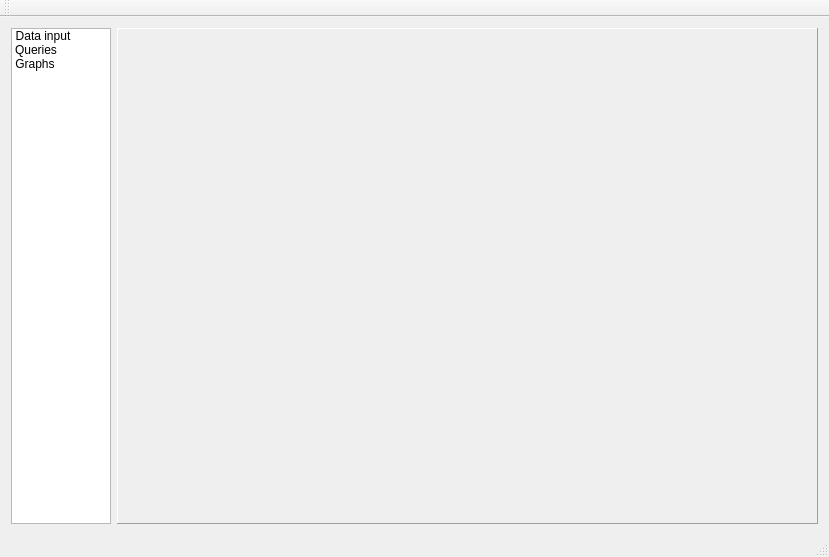
Before: the Qt Designer form gtes_starts/main_window.ui in olgerd27/gtes_starts, drawn with Qt 5.
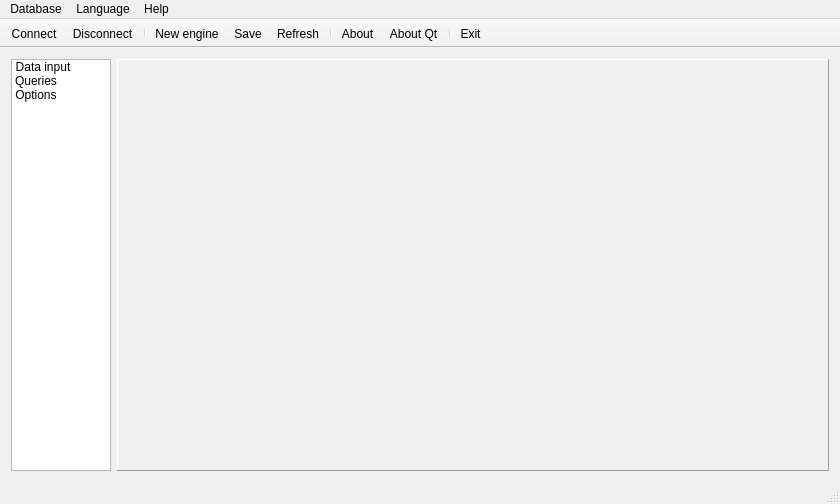
After: the same form once the commit is applied. Icons and pictures are not drawn. Custom widgets are drawn as their Qt base class.

What changed in the file:
```diff
--- a/gtes_starts/main_window.ui
+++ b/gtes_starts/main_window.ui
@@ -6,13 +6,19 @@
    <rect>
     <x>0</x>
     <y>0</y>
-    <width>829</width>
-    <height>557</height>
+    <width>840</width>
+    <height>504</height>
    </rect>
   </property>
   <property name="windowTitle">
    <string>MainWindow</string>
   </property>
+  <property name="locale">
+   <locale language="Russian" country="Ukraine"/>
+  </property>
+  <property name="toolButtonStyle">
+   <enum>Qt::ToolButtonTextUnderIcon</enum>
+  </property>
   <widget class="QWidget" name="centralWidget">
    <layout class="QHBoxLayout" name="horizontalLayout">
     <item>
@@ -23,29 +29,23 @@
         <verstretch>0</verstretch>
        </sizepolicy>
       </property>
-      <property name="minimumSize">
-       <size>
-        <width>100</width>
-        <height>320</height>
-       </size>
+      <property name="locale">
+       <locale language="Russian" country="Ukraine"/>
       </property>
-      <property name="maximumSize">
-       <size>
-        <width>100</width>
-        <height>16777215</height>
-       </size>
+      <property name="sizeAdjustPolicy">
+       <enum>QAbstractScrollArea::AdjustToContents</enum>
       </property>
       <property name="iconSize">
        <size>
-        <width>70</width>
-        <height>64</height>
+        <width>50</width>
+        <height>50</height>
        </size>
       </property>
       <property name="movement">
        <enum>QListView::Static</enum>
       </property>
-      <property name="resizeMode">
-       <enum>QListView::Adjust</enum>
+      <property name="flow">
+       <enum>QListView::TopToBottom</enum>
       </property>
       <property name="spacing">
        <number>12</number>
@@ -94,7 +94,7 @@
       </item>
       <item>
        <property name="text">
-        <string>Graphs</string>
+        <string>Options</string>
        </property>
        <property name="toolTip">
         <string>&lt;html&gt;&lt;head/&gt;&lt;body&gt;&lt;p&gt;Show the &lt;span style=&quot; font-weight:600;&quot;&gt;Graphs&lt;/span&gt; plotting panel&lt;/p&gt;&lt;/body&gt;&lt;/html&gt;</string>
@@ -138,22 +138,195 @@
     <rect>
      <x>0</x>
      <y>0</y>
-     <width>829</width>
+     <width>840</width>
      <height>20</height>
     </rect>
    </property>
+   <widget class="QMenu" name="m_menuHelp">
+    <property name="title">
+     <string>Help</string>
+    </property>
+    <addaction name="m_actAboutApp"/>
+    <addaction name="m_actAboutQt"/>
+   </widget>
+   <widget class="QMenu" name="m_menuLanguage">
+    <property name="title">
+     <string>Language</string>
+    </property>
+    <addaction name="m_actEnglish"/>
+    <addaction name="m_actUkrainian"/>
+    <addaction name="m_actRussian"/>
+   </widget>
+   <widget class="QMenu" name="m_menuDatabase">
+    <property name="title">
+     <string>Database</string>
+    </property>
+    <addaction name="m_actConnectToDB"/>
+    <addaction name="m_actDisconnectFromDB"/>
+    <addaction name="separator"/>
+    <addaction name="m_actNewEngine"/>
+    <addaction name="m_actSave"/>
+    <addaction name="m_actRefresh"/>
+   </widget>
+   <addaction name="m_menuDatabase"/>
+   <addaction name="m_menuLanguage"/>
+   <addaction name="m_menuHelp"/>
   </widget>
-  <widget class="QToolBar" name="mainToolBar">
+  <widget class="QToolBar" name="m_mainToolBar">
+   <property name="movable">
+    <bool>false</bool>
+   </property>
+   <property name="allowedAreas">
+    <set>Qt::AllToolBarAreas</set>
+   </property>
+   <property name="iconSize">
+    <size>
+     <width>21</width>
+     <height>21</height>
+    </size>
+   </property>
+   <property name="toolButtonStyle">
+    <enum>Qt::ToolButtonTextUnderIcon</enum>
+   </property>
    <attribute name="toolBarArea">
     <enum>TopToolBarArea</enum>
    </attribute>
    <attribute name="toolBarBreak">
     <bool>false</bool>
    </attribute>
+   <addaction name="m_actConnectToDB"/>
+   <addaction name="m_actDisconnectFromDB"/>
+   <addaction name="separator"/>
+   <addaction name="m_actNewEngine"/>
+   <addaction name="m_actSave"/>
+   <addaction name="m_actRefresh"/>
+   <addaction name="separator"/>
+   <addaction name="m_actAboutApp"/>
+   <addaction name="m_actAboutQt"/>
+   <addaction name="separator"/>
+   <addaction name="m_actExit"/>
   </widget>
   <widget class="QStatusBar" name="statusBar"/>
+  <action name="m_actNewEngine">
+   <property name="icon">
+    <iconset resource="images_resources.qrc">
+     <normaloff>:/images/Add.png</normaloff>:/images/Add.png</iconset>
+   </property>
+   <property name="text">
+    <string>New engine</string>
+   </property>
+   <property name="toolTip">
+    <string>Create a new engine</string>
+   </property>
+  </action>
+  <action name="m_actSave">
+   <property name="icon">
+    <iconset resource="images_resources.qrc">
+     <normaloff>:/images/filesave2.png</normaloff>:/images/filesave2.png</iconset>
+   </property>
+   <property name="text">
+    <string>Save</string>
+   </property>
+   <property name="toolTip">
+    <string>Save inputed data in the database</string>
+   </property>
+  </action>
+  <action name="m_actRefresh">
+   <property name="icon">
+    <iconset resource="images_resources.qrc">
+     <normaloff>:/images/1438203865_gtk-refresh.png</normaloff>:/images/1438203865_gtk-refresh.png</iconset>
+   </property>
+   <property name="text">
+    <string>Refresh</string>
+   </property>
+   <property name="toolTip">
+    <string>Refresh data in the application</string>
+   </property>
+  </action>
+  <action name="m_actAboutApp">
+   <property name="icon">
+    <iconset resource="images_resources.qrc">
+     <normaloff>:/images/document-properties.png</normaloff>:/images/document-properties.png</iconset>
+   </property>
+   <property name="text">
+    <string>About</string>
+   </property>
+   <property name="toolTip">
+    <string>Show information about this application</string>
+   </property>
+  </action>
+  <action name="m_actAboutQt">
+   <property name="icon">
+    <iconset resource="images_resources.qrc">
+     <normaloff>:/images/qt-logo_1.png</normaloff>:/images/qt-logo_1.png</iconset>
+   </property>
+   <property name="text">
+    <string>About Qt</string>
+   </property>
+   <property name="toolTip">
+    <string>Show information about Qt</string>
+   </property>
+  </action>
+  <action name="m_actEnglish">
+   <property name="text">
+    <string>English</string>
+   </property>
+  </action>
+  <action name="m_actUkrainian">
+   <property name="text">
+    <string>Ukrainian</string>
+   </property>
+  </action>
+  <action name="m_actRussian">
+   <property name="text">
+    <string>Russian</string>
+   </property>
+  </action>
+  <action name="m_actConnectToDB">
+   <property name="icon">
+    <iconset resource="images_resources.qrc">
+     <normaloff>:/images/db.mgmt.Connection.32x32.png</normaloff>:/images/db.mgmt.Connection.32x32.png</iconset>
+   </property>
+   <property name="text">
+    <string>Connect</string>
+   </property>
+   <property name="toolTip">
+    <string>Connect to the database</string>
+   </property>
+  </action>
+  <action name="m_actDisconnectFromDB">
+   <property name="icon">
+    <iconset resource="images_resources.qrc">
+     <normaloff>:/images/Error_Symbol.png</normaloff>:/images/Error_Symbol.png</iconset>
+   </property>
+   <property name="text">
+    <string>Disconnect</string>
+   </property>
+   <property name="toolTip">
+    <string>Disconnect from the database</string>
+   </property>
+  </action>
+  <action name="m_actExit">
+   <property name="icon">
+    <iconset resource="images_resources.qrc">
+     <normaloff>:/images/gnome-shutdown.png</normaloff>:/images/gnome-shutdown.png</iconset>
+   </property>
+   <property name="text">
+    <string>Exit</string>
+   </property>
+   <property name="toolTip">
+    <string>Exit from the application</string>
+   </property>
+  </action>
  </widget>
  <layoutdefault spacing="6" margin="11"/>
+ <customwidgets>
+  <customwidget>
+   <class>ResizableWidgetList</class>
+   <extends>QListWidget</extends>
+   <header>reimplemented_widgets.h</header>
+  </customwidget>
+ </customwidgets>
  <resources>
   <include location="images_resources.qrc"/>
  </resources>
```
Left out of the diff: 9 changed lines with no effect on the pictures.
